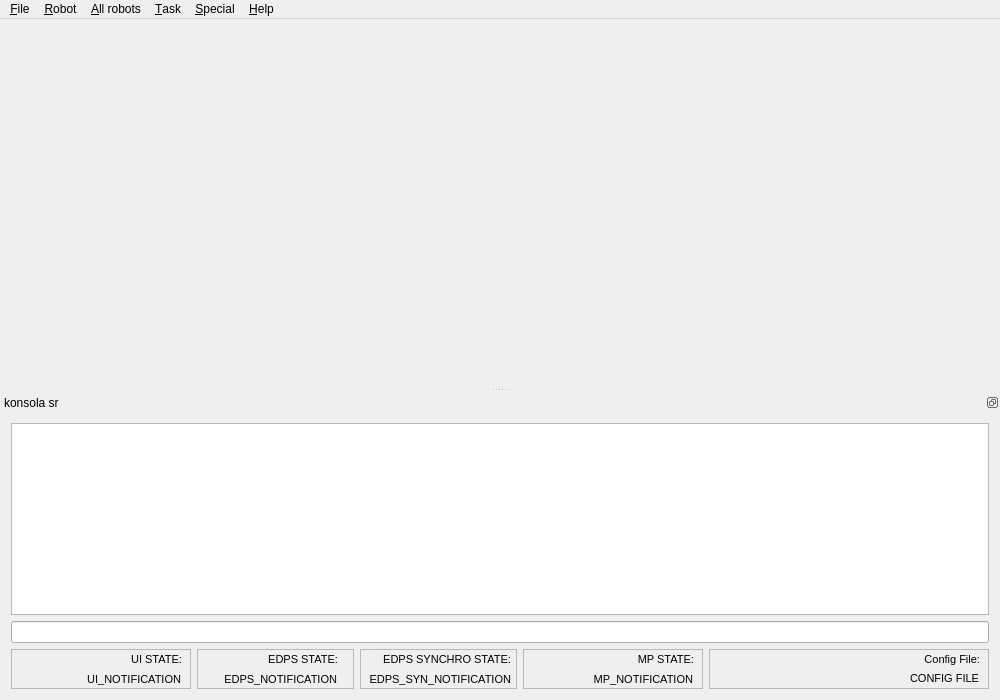
Before: the Qt Designer form src/ui-qt/base/mainwindow.ui in ptroja/mrrocpp, drawn with Qt 5.
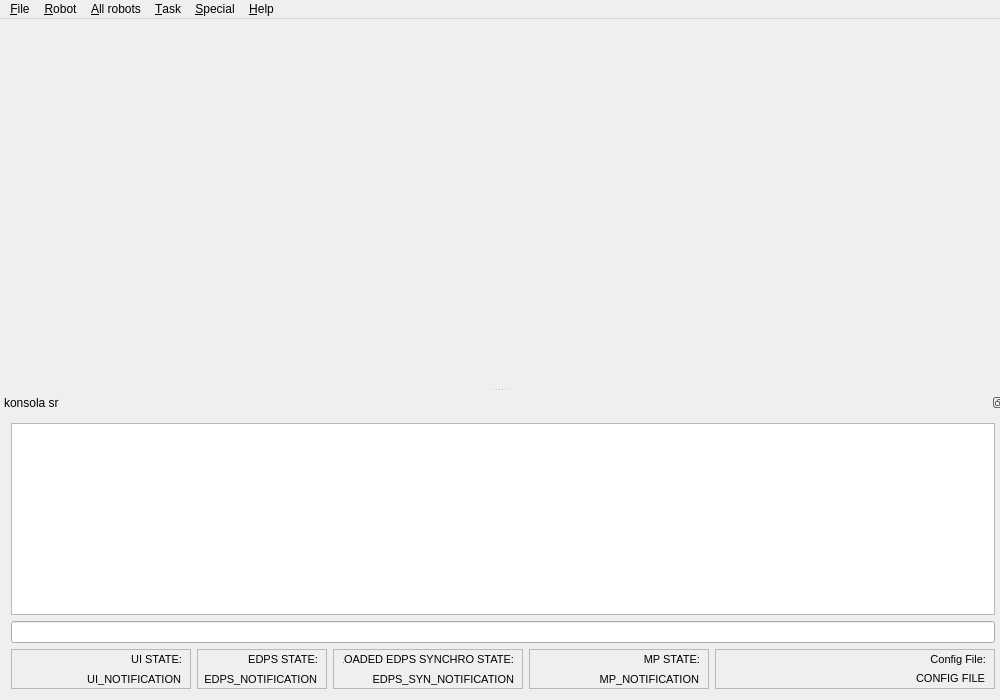
After: the same form once the commit is applied.

```diff
--- a/src/ui-qt/base/mainwindow.ui
+++ b/src/ui-qt/base/mainwindow.ui
@@ -494,7 +494,7 @@
       <widget class="QFrame" name="frame_5">
        <property name="minimumSize">
         <size>
-         <width>150</width>
+         <width>190</width>
          <height>40</height>
         </size>
        </property>
@@ -507,7 +507,7 @@
        <widget class="QLabel" name="label_all_edps_synchro_notification">
         <property name="geometry">
          <rect>
-          <x>10</x>
+          <x>40</x>
           <y>20</y>
           <width>141</width>
           <height>20</height>
@@ -534,15 +534,15 @@
        <widget class="QLabel" name="label_7">
         <property name="geometry">
          <rect>
-          <x>0</x>
+          <x>10</x>
           <y>0</y>
-          <width>151</width>
+          <width>171</width>
           <height>21</height>
          </rect>
         </property>
         <property name="minimumSize">
          <size>
-          <width>0</width>
+          <width>170</width>
           <height>0</height>
          </size>
         </property>
@@ -552,7 +552,7 @@
          </font>
         </property>
         <property name="text">
-         <string>EDPS SYNCHRO STATE:</string>
+         <string>LOADED EDPS SYNCHRO STATE:</string>
         </property>
         <property name="alignment">
          <set>Qt::AlignRight|Qt::AlignTrailing|Qt::AlignVCenter</set>
@@ -711,7 +711,7 @@
       <widget class="QFrame" name="frame_3">
        <property name="minimumSize">
         <size>
-         <width>150</width>
+         <width>130</width>
          <height>40</height>
         </size>
        </property>
@@ -724,7 +724,7 @@
        <widget class="QLabel" name="label_all_edps_notification">
         <property name="geometry">
          <rect>
-          <x>20</x>
+          <x>0</x>
           <y>20</y>
           <width>120</width>
           <height>20</height>
@@ -751,7 +751,7 @@
        <widget class="QLabel" name="label_4">
         <property name="geometry">
          <rect>
-          <x>50</x>
+          <x>30</x>
           <y>0</y>
           <width>91</width>
           <height>20</height>
```
